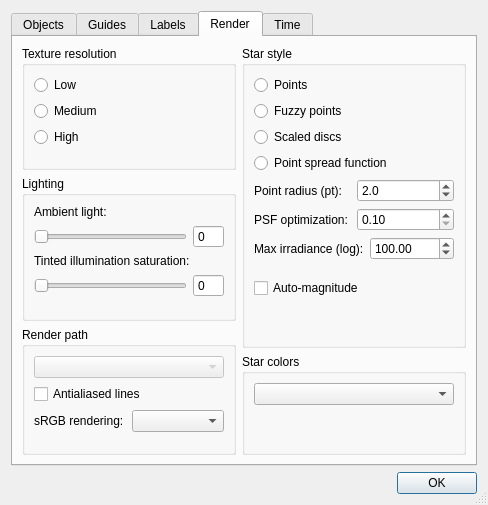
Before: the Qt Designer form src/celestia/qt/preferences.ui in CelestiaProject/Celestia, drawn with Qt 5.
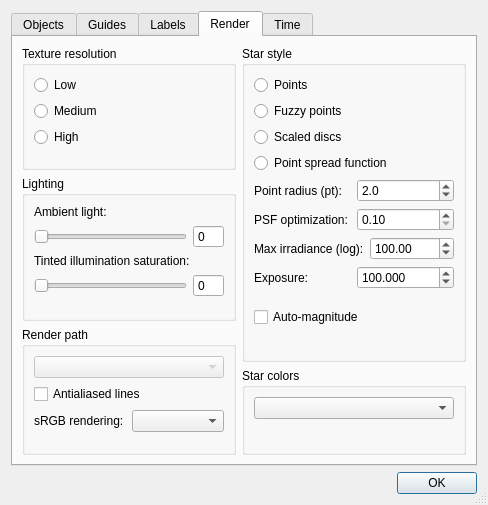
After: the same form once the commit is applied. The open tabs and pages were chosen to show the change.

Commit message: PSF: add StarExposure setting and natural fade-in cutoff

```diff
--- a/src/celestia/qt/preferences.ui
+++ b/src/celestia/qt/preferences.ui
@@ -1180,6 +1180,39 @@
              </item>
             </layout>
             </item>
+             <item>
+            <layout class="QHBoxLayout" name="horizontalLayout_psfExposure">
+             <item>
+              <widget class="QLabel" name="psfExposureLabel">
+               <property name="text">
+                <string>Exposure:</string>
+               </property>
+              </widget>
+             </item>
+             <item>
+              <widget class="QDoubleSpinBox" name="psfExposureSpinBox">
+               <property name="toolTip">
+                <string>Per-star brightness multiplier. Valid range: 0.001 to 1.0e6.</string>
+               </property>
+               <property name="decimals">
+                <number>3</number>
+               </property>
+               <property name="minimum">
+                <double>0.001000000000000</double>
+               </property>
+               <property name="maximum">
+                <double>1000000.000000000000000</double>
+               </property>
+               <property name="singleStep">
+                <double>10.000000000000000</double>
+               </property>
+               <property name="value">
+                <double>100.000000000000000</double>
+               </property>
+              </widget>
+             </item>
+            </layout>
+            </item>
             <item>
             <spacer name="verticalSpacer_15">
               <property name="orientation">
```
The commit also changes 16 other files.
